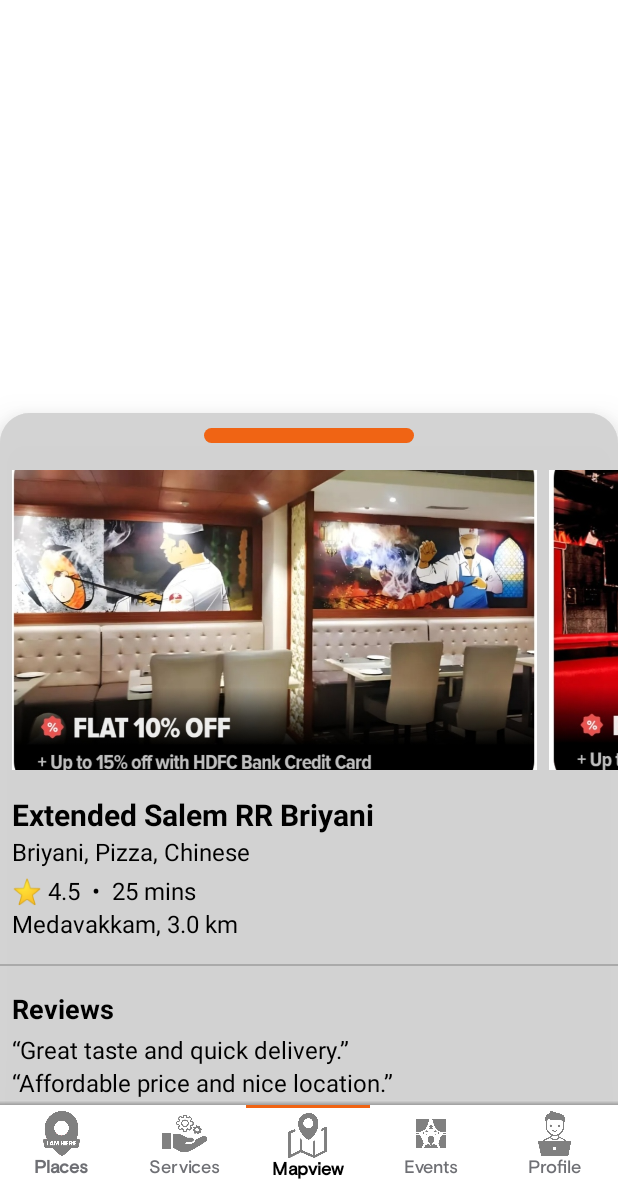
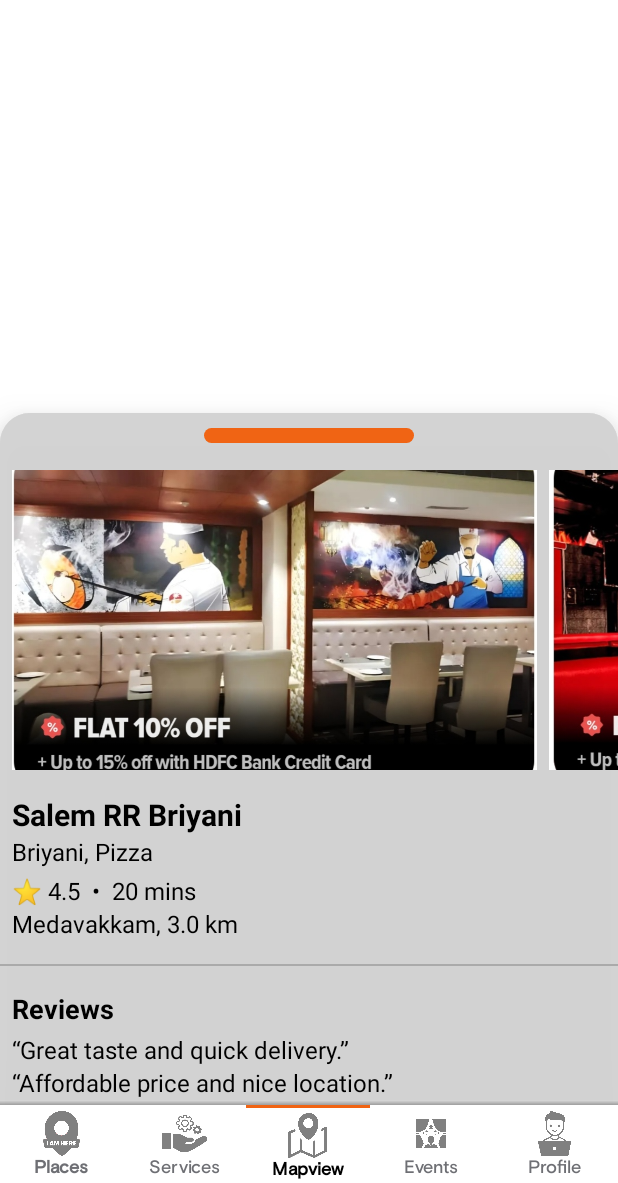
Before and after one commit to BhaskarAcharjee/NearbyLocator, an Android app: the MapViewFragment screen opened through its navigation route, after a tap on "Salem RR Briyani", on a phone screen of 412 x 824 dp, the part 53-1236 px from its top. Run offline under Robolectric (Android 15) with nearby library versions, the phone set to English and light mode, and no system bars; our stand-ins replace navigation-ui; Roboto replaces fonts that are not available here.

Commit message:
Populate mapview fav card content in extended card

```diff
--- a/app/src/main/java/com/example/nearbylocator/fragments/MapviewFragment.kt
+++ b/app/src/main/java/com/example/nearbylocator/fragments/MapviewFragment.kt
@@ -8,12 +8,15 @@ import android.os.Bundle
 import android.view.LayoutInflater
 import android.view.View
 import android.view.ViewGroup
+import android.widget.ImageView
 import android.widget.LinearLayout
+import android.widget.TextView
 import androidx.core.app.ActivityCompat
 import androidx.fragment.app.Fragment
 import androidx.recyclerview.widget.LinearLayoutManager
 import androidx.recyclerview.widget.RecyclerView
 import com.example.nearbylocator.R
+import com.example.nearbylocator.model.MapviewFavDataClass
 import com.example.nearbylocator.utils.mapviewFavDataClasses
 import com.example.nearbylocator.view.MapviewFavAdapter
 import com.google.android.gms.location.FusedLocationProviderClient
@@ -38,6 +41,14 @@ class MapViewFragment : Fragment(), OnMapReadyCallback {
     private lateinit var searchBar: View
     private lateinit var favoriteCards: RecyclerView
 
+    // Declare views for the extended card
+    private lateinit var extendedHotelName: TextView
+    private lateinit var extendedRating: TextView
+    private lateinit var extendedTime: TextView
+    private lateinit var extendedType: TextView
+    private lateinit var extendedLocation: TextView
+//    private lateinit var extendedFoodImage: ImageView
+
     override fun onCreateView(
         inflater: LayoutInflater, container: ViewGroup?,
         savedInstanceState: Bundle?
@@ -54,8 +65,15 @@ class MapViewFragment : Fragment(), OnMapReadyCallback {
 
         fusedLocationClient = LocationServices.getFusedLocationProviderClient(requireActivity())
 
-        setupRecyclerView()
-        setupBottomSheet(view)
+        // Initialize the extended card views
+        extendedHotelName = view.findViewById(R.id.tv_hotel_name_extended)
+        extendedRating = view.findViewById(R.id.tv_rating_extended)
+        extendedTime = view.findViewById(R.id.tv_time_extended)
+        extendedType = view.findViewById(R.id.tv_type_extended)
+        extendedLocation = view.findViewById(R.id.tv_hotel_location_extended)
+
+        setupRecyclerView()  // Setup RecyclerView with favorite cards
+        setupBottomSheet(view)  // Setup Bottom Sheet behavior
 
         return view
     }
@@ -65,9 +83,19 @@ class MapViewFragment : Fragment(), OnMapReadyCallback {
             LinearLayoutManager(context, LinearLayoutManager.HORIZONTAL, false)
 
         mapviewFavAdapter = MapviewFavAdapter(mapviewFavDataClasses) { position ->
-            expandBottomSheet()
+            val selectedPlace = mapviewFavDataClasses[position]
+            expandBottomSheet()  // Expand the Bottom Sheet
+            populateExtendedCard(selectedPlace)  // Populate extended card
         }
         recyclerView.adapter = mapviewFavAdapter
+    }
+
+    private fun populateExtendedCard(selectedPlace: MapviewFavDataClass) {
+        extendedHotelName.text = selectedPlace.name
+        extendedRating.text = selectedPlace.rating.toString()
+        extendedTime.text = selectedPlace.time
+        extendedType.text = selectedPlace.type
+        extendedLocation.text = selectedPlace.location
     }
 
     private fun setupBottomSheet(view: View) {
```
Also changed, not shown: app/src/main/res/drawable/circle_background.xml (added, +24 -0 lines).
